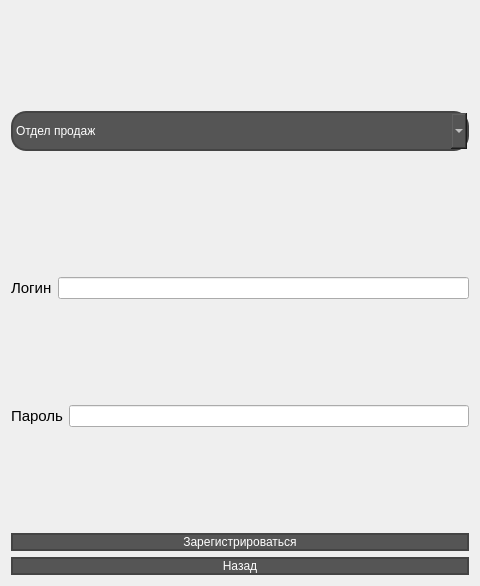
grigigo/Tankists, file CCPS/registrationwind.ui: the form before one commit.
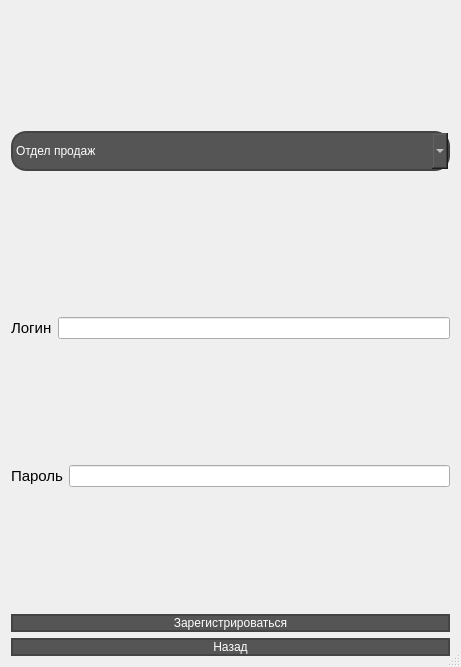
The form after the commit.

The edit to the form file:
```diff
--- a/CCPS/registrationwind.ui
+++ b/CCPS/registrationwind.ui
@@ -6,71 +6,21 @@
    <rect>
     <x>0</x>
     <y>0</y>
-    <width>480</width>
-    <height>586</height>
+    <width>461</width>
+    <height>667</height>
    </rect>
   </property>
   <property name="windowTitle">
    <string>Dialog</string>
   </property>
-  <layout class="QVBoxLayout" name="verticalLayout">
-   <item>
+  <property name="autoFillBackground">
+   <bool>false</bool>
+  </property>
+  <property name="sizeGripEnabled">
+   <bool>true</bool>
+  </property>
     <layout class="QGridLayout" name="gridLayout">
-     <item row="1" column="1">
-      <layout class="QVBoxLayout" name="verticalLayout_2">
-       <item>
-        <widget class="QPushButton" name="sign_up_button">
-         <property name="styleSheet">
-          <string notr="true">QPushButton {background-color: #555555;
-border-radius: 15%;
-color: white;
-border: 2px solid #444444;
-}
-
-QPushButton:hover {
- background-color: #666666
-}
-
-QPushButton:pressed {
- background-color: #666666
-}</string>
-         </property>
-         <property name="text">
-          <string>Зарегистрироваться</string>
-         </property>
-        </widget>
-       </item>
-       <item>
-        <widget class="QPushButton" name="back_button">
-         <property name="styleSheet">
-          <string notr="true">QPushButton {background-color: #555555;
-border-radius: 15%;
-color: white;
-border: 2px solid #444444;
-}
-
-QPushButton:hover {
- background-color: #666666
-}
-
-QPushButton:pressed {
- background-color: #666666
-}</string>
-         </property>
-         <property name="text">
-          <string>Назад</string>
-         </property>
-        </widget>
-       </item>
-      </layout>
-     </item>
-     <item row="1" column="0">
-      <layout class="QHBoxLayout" name="horizontalLayout_2"/>
-     </item>
-     <item row="1" column="2">
-      <layout class="QHBoxLayout" name="horizontalLayout_4"/>
-     </item>
-     <item row="0" column="1">
+   <item row="0" column="0">
       <layout class="QVBoxLayout" name="verticalLayout_3">
        <item>
         <widget class="QComboBox" name="comboBox">
@@ -154,6 +104,52 @@
         </layout>
        </item>
       </layout>
+   </item>
+   <item row="1" column="0">
+    <layout class="QVBoxLayout" name="verticalLayout_2">
+     <item>
+      <widget class="QPushButton" name="sign_up_button">
+       <property name="styleSheet">
+        <string notr="true">QPushButton {background-color: #555555;
+border-radius: 15%;
+color: white;
+border: 2px solid #444444;
+}
+
+QPushButton:hover {
+ background-color: #666666
+}
+
+QPushButton:pressed {
+ background-color: #666666
+}</string>
+       </property>
+       <property name="text">
+        <string>Зарегистрироваться</string>
+       </property>
+      </widget>
+     </item>
+     <item>
+      <widget class="QPushButton" name="back_button">
+       <property name="styleSheet">
+        <string notr="true">QPushButton {background-color: #555555;
+border-radius: 15%;
+color: white;
+border: 2px solid #444444;
+}
+
+QPushButton:hover {
+ background-color: #666666
+}
+
+QPushButton:pressed {
+ background-color: #666666
+}</string>
+       </property>
+       <property name="text">
+        <string>Назад</string>
+       </property>
+      </widget>
      </item>
     </layout>
    </item>
```
Lines whose indentation alone changed are shown as unchanged.
